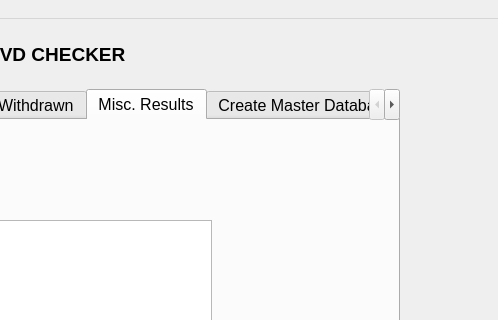
First picture: the form in CHS_DVD_Checker.ui, repository Mabus00/CHS-DVD-Reader, before the edit; both pictures show x 441 to 939 and y 0 to 320 of the 939 by 694 pixel window.
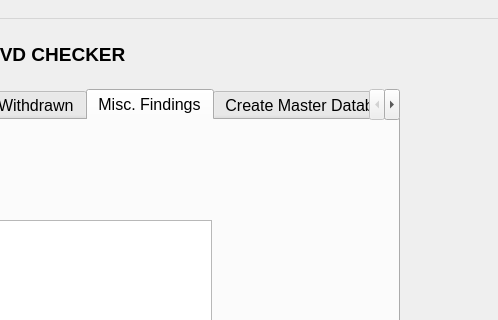
Second picture: the form after the edit.

The edit to the form file:
```diff
--- a/CHS_DVD_Checker.ui
+++ b/CHS_DVD_Checker.ui
@@ -233,7 +233,7 @@
     </widget>
     <widget class="QWidget" name="errors">
      <attribute name="title">
-      <string>Misc. Results</string>
+      <string>Misc. Findings</string>
      </attribute>
      <widget class="QTextBrowser" name="errorsTextBrowser">
       <property name="geometry">
```
